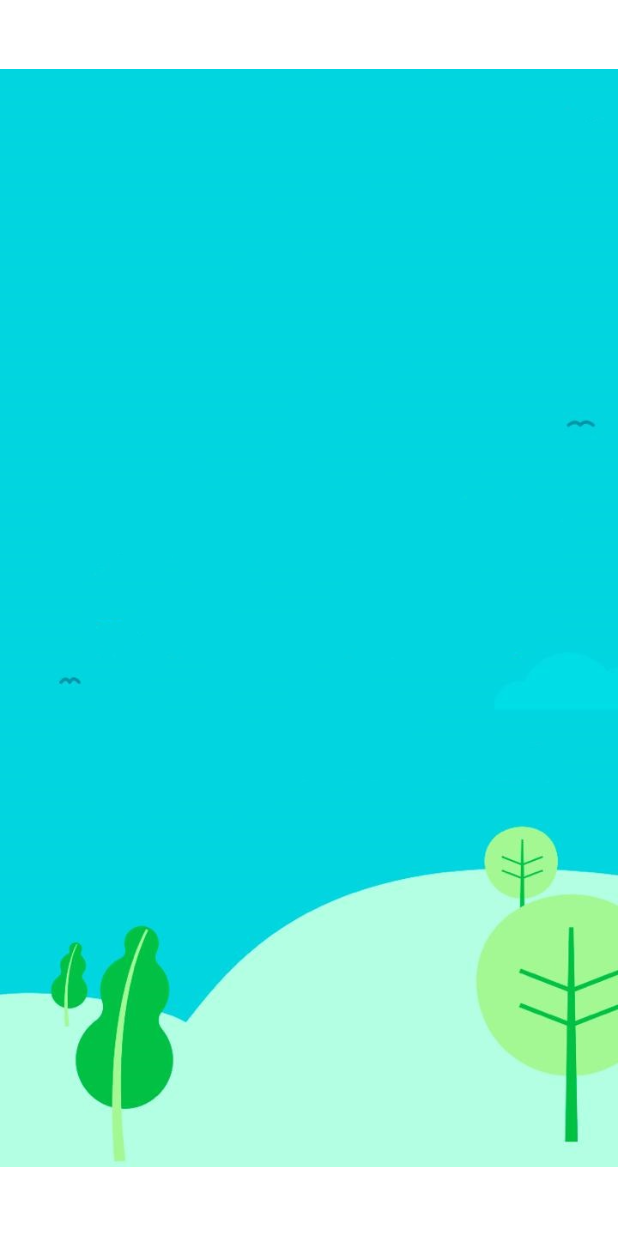
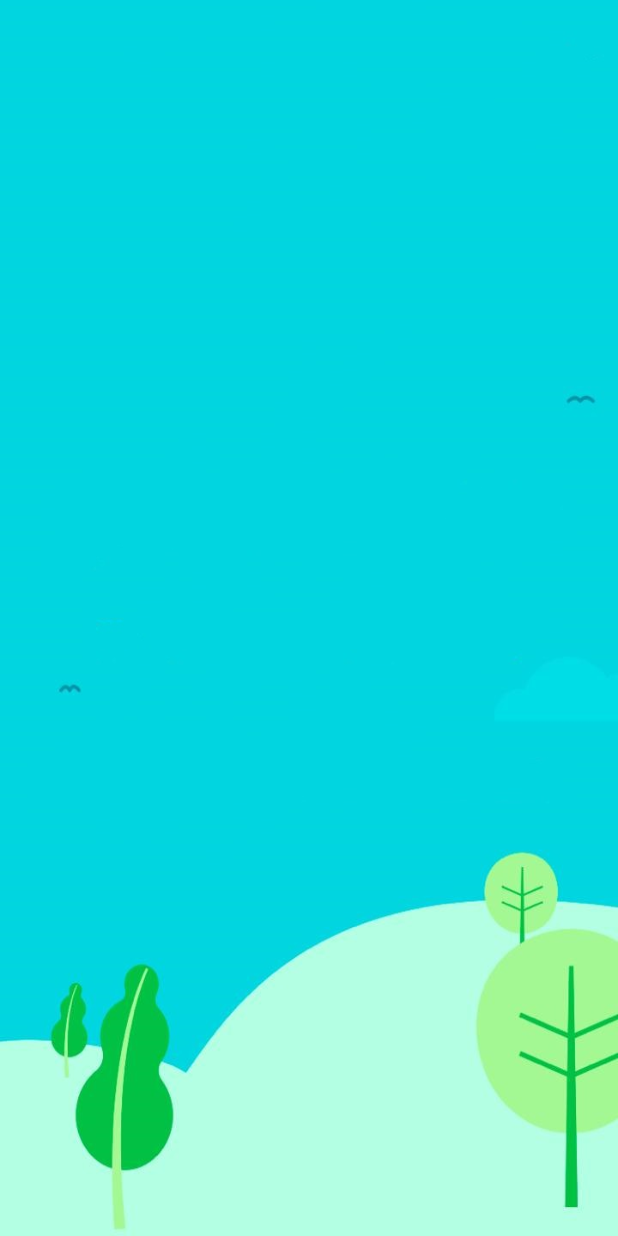
Before and after one commit to kashishmadan/GrasshopperX, a Flutter app: the screen it shows after launch, on a phone screen of 412 x 824 dp. Run offline on Flutter 3.47's test engine with Material 2 defaults, Android fonts, the phone set to English and light mode, and no system bars; our stand-ins replace gradient_app_bar.

Commit message:
Image Added

```diff
--- a/lib/main.dart
+++ b/lib/main.dart
@@ -36,6 +36,7 @@ class _SplashScreenState extends State<SplashScreen>{
     // TODO: implement build
     return Container(
       child: HomeSceenImageAsset()
+
     );
   }
 }
@@ -44,8 +45,6 @@ class HomeSceenImageAsset extends StatelessWidget{
   @override
   Widget build(BuildContext context) {
     // TODO: implement build
-    AssetImage assetImage=AssetImage('images/home_image_grasshopperx.jpeg');
-    Image image=Image(image: assetImage);
-    return Container(child: image,);
+    return Container(child: Image.asset('images/home_image_grasshopperx.jpeg', fit: BoxFit.fill));
   }
 }
```
